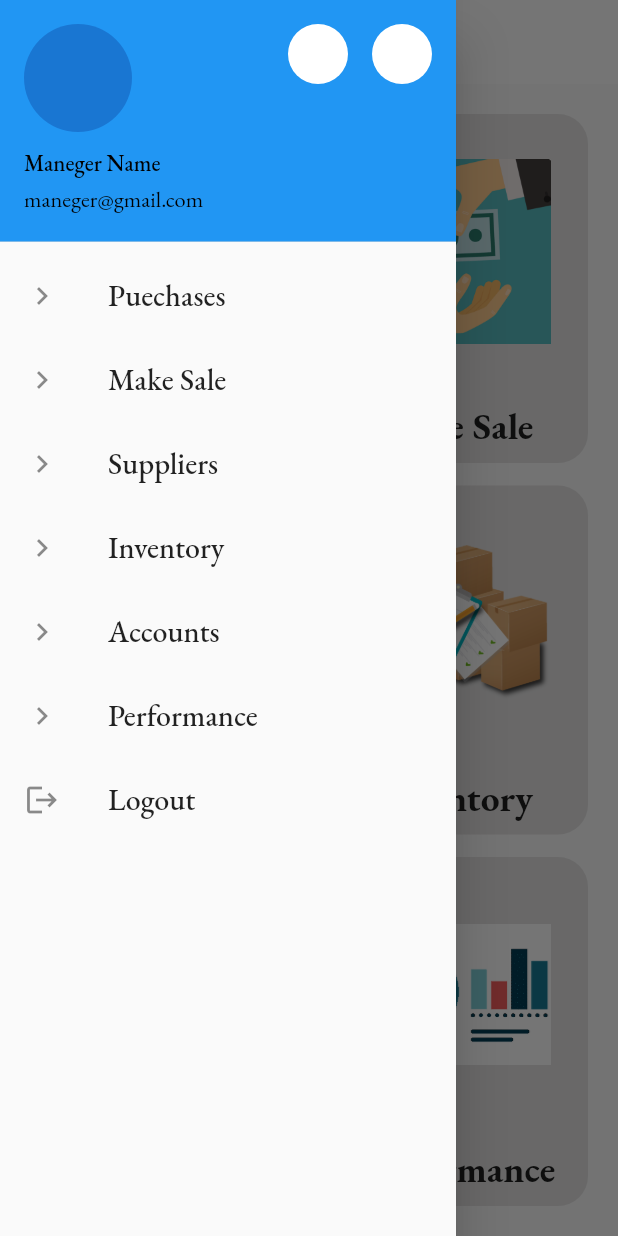
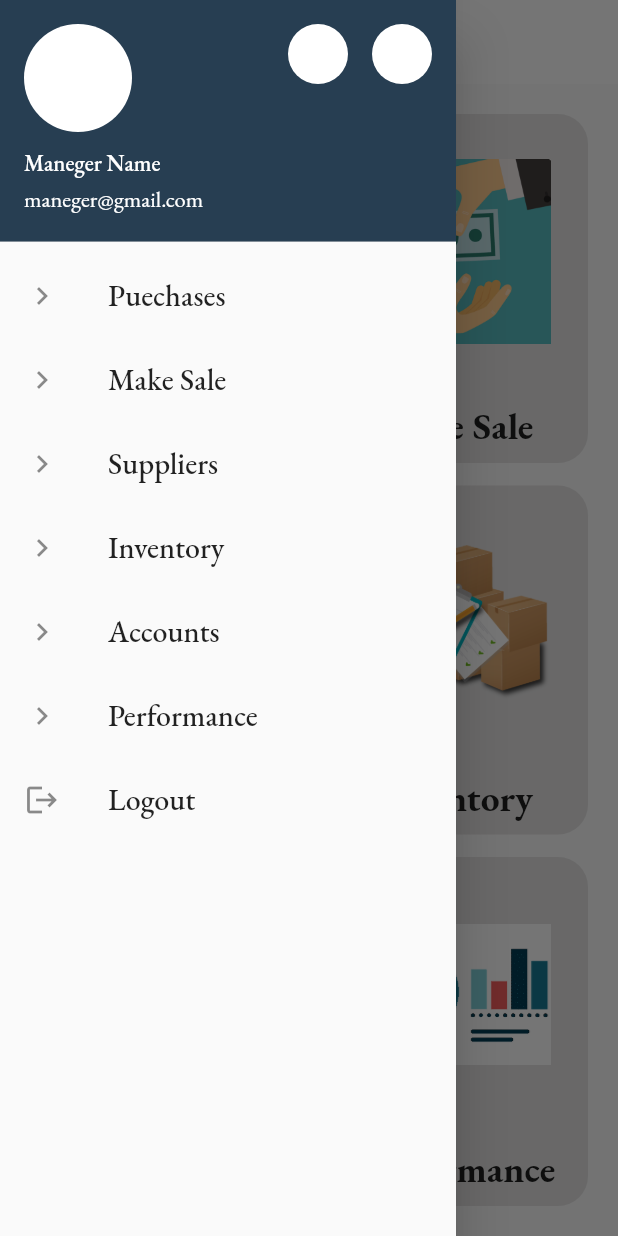
Before and after one commit to Fadwahigga/Mobile-Based-Store-Management-System, a Flutter app: the Home screen opened directly, with the side drawer open, on a phone screen of 412 x 824 dp. Run offline on Flutter 3.47's test engine with Material 2 defaults, Android fonts, the phone set to English and light mode, and no system bars; our stand-ins replace get, google_fonts; missing offline and left inert: qr_code_scanner.

Commit message:
New Commit

```diff
--- a/lib/widgets/drawer.dart
+++ b/lib/widgets/drawer.dart
@@ -20,22 +20,26 @@ class DrawerWidget extends StatelessWidget {
       child: ListView(
         children: [
           UserAccountsDrawerHeader(
+            decoration: BoxDecoration(
+              color: const Color.fromARGB(255, 39, 62, 82),
+            ),
             accountName: Text("Maneger Name",
                 style: GoogleFonts.ebGaramond(
                     textStyle: const TextStyle(
                   fontSize: 15,
-                  color: Colors.black,
+                  color: Colors.white,
                 ))),
             accountEmail: Text("maneger@gmail.com",
                 style: GoogleFonts.ebGaramond(
                     textStyle: const TextStyle(
                   fontSize: 15,
-                  color: Colors.black,
+                  color: Colors.white,
                 ))),
             currentAccountPicture: const CircleAvatar(
-                // backgroundImage: NetworkImage(
-                //     "https://appmaking.co/wp-content/uploads/2021/08/appmaking-logo-colored.png"),
-                ),
+              backgroundColor: Colors.white,
+              // backgroundImage: NetworkImage(
+              //     "https://appmaking.co/wp-content/uploads/2021/08/appmaking-logo-colored.png"),
+            ),
             // decoration: const BoxDecoration(
             //   image: DecorationImage(
             //     image: NetworkImage(
```
